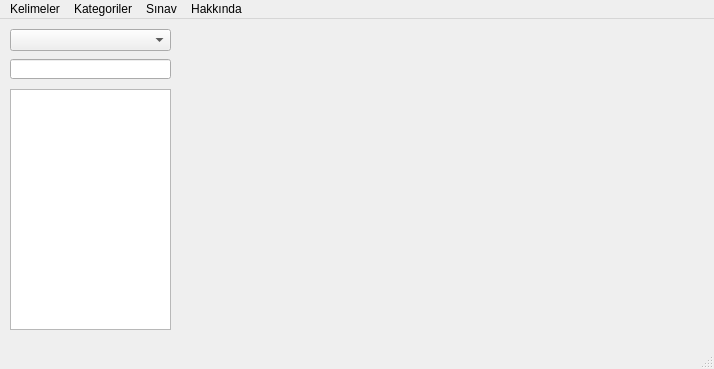
Above: ui/form.ui from munel/is_en before the change. Below: the same form after it.
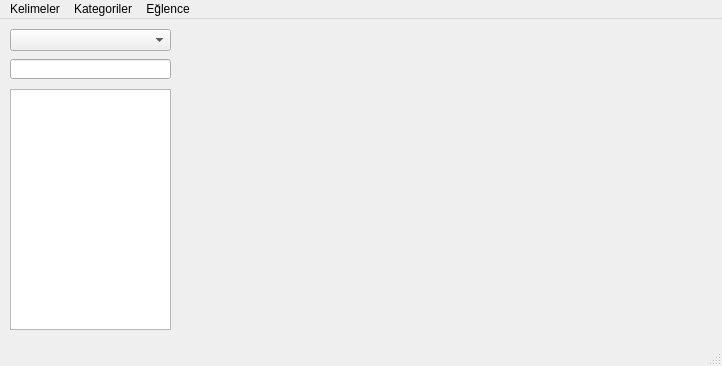
That is the form after the change.

```diff
--- a/ui/form.ui
+++ b/ui/form.ui
@@ -6,8 +6,8 @@
    <rect>
     <x>0</x>
     <y>0</y>
-    <width>714</width>
-    <height>369</height>
+    <width>722</width>
+    <height>366</height>
    </rect>
   </property>
   <property name="windowTitle">
@@ -68,7 +68,7 @@
     <rect>
      <x>0</x>
      <y>0</y>
-     <width>714</width>
+     <width>722</width>
      <height>21</height>
     </rect>
    </property>
@@ -88,15 +88,9 @@
     <addaction name="actionKategori_D_zenle"/>
     <addaction name="actionKategori_Sil"/>
    </widget>
-   <widget class="QMenu" name="menuS_nav">
-    <property name="title">
-     <string>Sınav</string>
-    </property>
-    <addaction name="actionRastgele_S_nav_Yap"/>
-   </widget>
    <widget class="QMenu" name="menuHakk_nda">
     <property name="title">
-     <string>Hakkında</string>
+     <string>Eğlence</string>
     </property>
     <addaction name="actionHakk_nda"/>
     <addaction name="separator"/>
@@ -104,7 +98,6 @@
    </widget>
    <addaction name="menuKelimeler"/>
    <addaction name="menuKategoriler"/>
-   <addaction name="menuS_nav"/>
    <addaction name="menuHakk_nda"/>
   </widget>
   <widget class="QStatusBar" name="statusbar"/>
```
Left out of the diff: 34 changed lines with no effect on the pictures.
